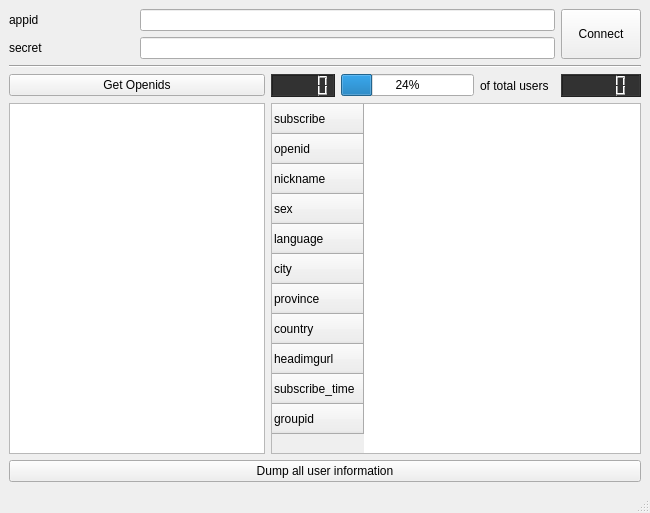
First picture: the form in MainWindow.ui, repository BigTailWolf/WeChatServiceAnalyzerProto, before the edit.
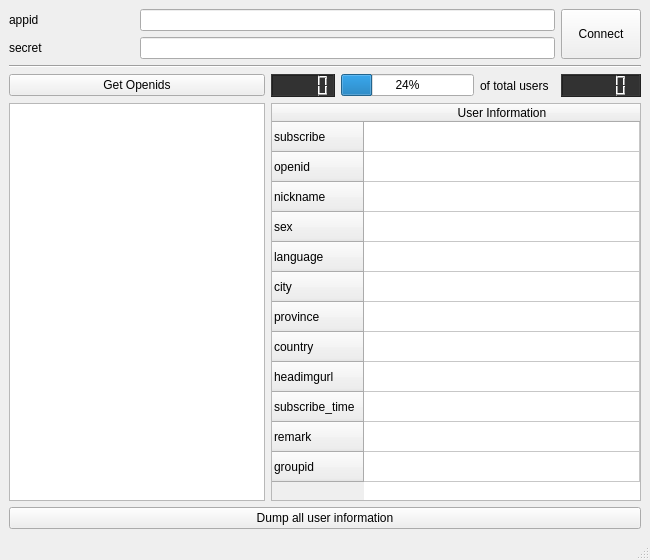
Second picture: the form after the edit.

Commit message: Load User one by one implemented

```diff
--- a/MainWindow.ui
+++ b/MainWindow.ui
@@ -7,13 +7,13 @@
     <x>0</x>
     <y>0</y>
     <width>650</width>
-    <height>513</height>
+    <height>560</height>
    </rect>
   </property>
   <property name="minimumSize">
    <size>
     <width>650</width>
-    <height>500</height>
+    <height>560</height>
    </size>
   </property>
   <property name="windowTitle">
@@ -84,6 +84,18 @@
     </item>
     <item row="5" column="2" rowspan="2" colspan="5">
      <widget class="QTableWidget" name="tableWidget">
+      <property name="minimumSize">
+       <size>
+        <width>0</width>
+        <height>384</height>
+       </size>
+      </property>
+      <attribute name="horizontalHeaderVisible">
+       <bool>true</bool>
+      </attribute>
+      <attribute name="horizontalHeaderStretchLastSection">
+       <bool>true</bool>
+      </attribute>
       <row>
        <property name="text">
         <string>subscribe</string>
@@ -134,11 +146,26 @@
         <string>subscribe_time</string>
        </property>
       </row>
+      <row>
+       <property name="text">
+        <string>remark</string>
+       </property>
+      </row>
       <row>
        <property name="text">
         <string>groupid</string>
        </property>
       </row>
+      <column>
+       <property name="text">
+        <string>User Information</string>
+       </property>
+      </column>
+      <item row="0" column="0">
+       <property name="text">
+        <string/>
+       </property>
+      </item>
      </widget>
     </item>
     <item row="5" column="0" rowspan="2" colspan="2">
@@ -152,7 +179,7 @@
       <property name="minimumSize">
        <size>
         <width>256</width>
-        <height>0</height>
+        <height>384</height>
        </size>
       </property>
      </widget>
```
The commit also changes 3 other files.
